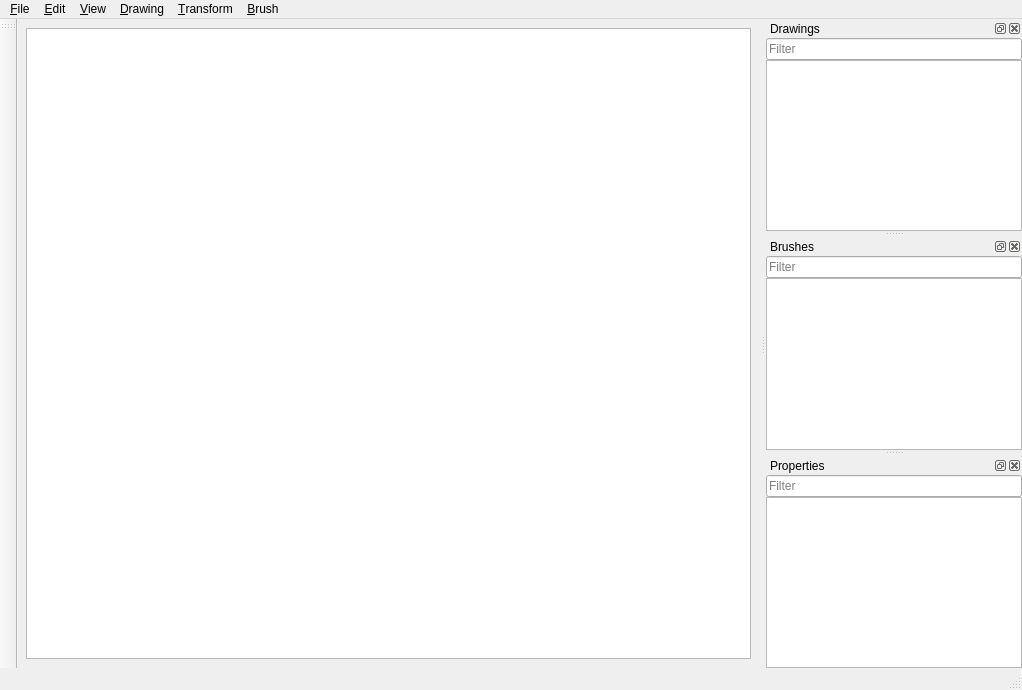
This is ImagingS/Gui/uic/MainWindow.ui in StardustDL/ImagingS as Qt 5 draws it before an edit. The edited form follows.
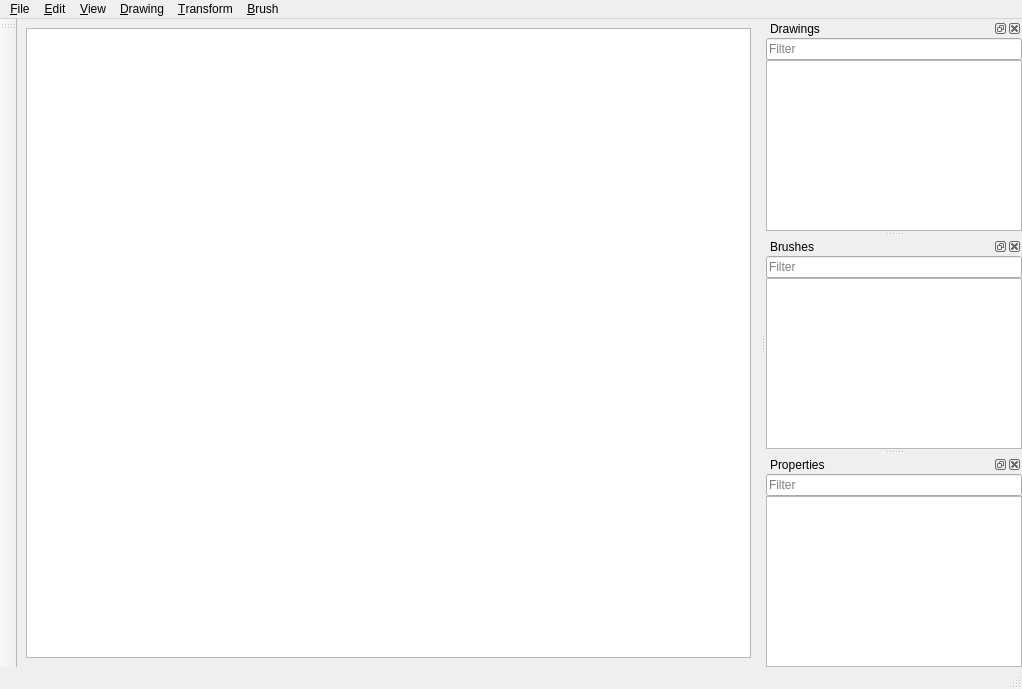
This is the edited form.

```diff
--- a/ImagingS/Gui/uic/MainWindow.ui
+++ b/ImagingS/Gui/uic/MainWindow.ui
@@ -7,7 +7,7 @@
     <x>0</x>
     <y>0</y>
     <width>1022</width>
-    <height>690</height>
+    <height>689</height>
    </rect>
   </property>
   <property name="windowTitle">
@@ -173,7 +173,7 @@
       <number>0</number>
      </property>
      <item>
-      <widget class="QLineEdit" name="lneProperties">
+      <widget class="QLineEdit" name="lneBrushes">
        <property name="placeholderText">
         <string>Filter</string>
        </property>
```
Left out of the diff: 36 changed lines with no effect on the pictures.
